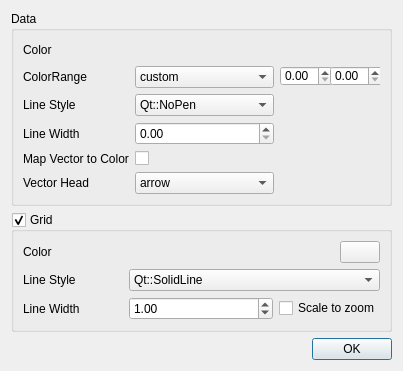
Before: the Qt Designer form ui/statisticsstylecontrol.ui in IENT/YUView, drawn with Qt 5.
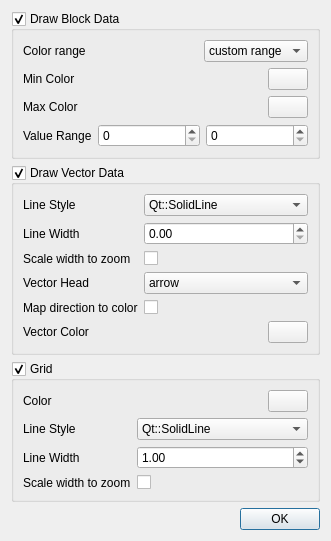
After: the same form once the commit is applied. Custom widgets are drawn as their Qt base class.

Commit message: More internal changes. There is now only one ColorMap type that supports color ranges with two colors and the default color functions (jet ...).

The edit to the form file:
```diff
--- a/ui/statisticsstylecontrol.ui
+++ b/ui/statisticsstylecontrol.ui
@@ -6,8 +6,8 @@
    <rect>
     <x>0</x>
     <y>0</y>
-    <width>380</width>
-    <height>349</height>
+    <width>283</width>
+    <height>507</height>
    </rect>
   </property>
   <property name="sizePolicy">
@@ -27,30 +27,31 @@
   </property>
   <layout class="QVBoxLayout" name="verticalLayout_2">
    <item>
-    <layout class="QVBoxLayout" name="verticalLayout" stretch="1,1">
-     <item>
-      <widget class="QGroupBox" name="groupBoxData">
+    <widget class="QGroupBox" name="groupBoxBlockData">
        <property name="title">
-        <string>Data</string>
-       </property>
-       <layout class="QVBoxLayout" name="verticalLayout_3">
+      <string>Draw Block Data</string>
+     </property>
+     <property name="checkable">
+      <bool>true</bool>
+     </property>
+     <layout class="QGridLayout" name="gridLayout_3">
+      <item row="1" column="1">
+       <layout class="QHBoxLayout" name="horizontalLayout_4" stretch="1,0">
         <item>
-         <layout class="QGridLayout" name="gridLayout" columnstretch="1,0,0,0">
-          <property name="sizeConstraint">
-           <enum>QLayout::SetDefaultConstraint</enum>
-          </property>
-          <item row="4" column="1">
-           <widget class="QCheckBox" name="checkBoxMapColor">
-            <property name="text">
-             <string/>
+         <widget class="showColorWidget" name="widgetDataColor" native="true">
+          <property name="minimumSize">
+           <size>
+            <width>100</width>
+            <height>20</height>
+           </size>
             </property>
            </widget>
           </item>
-          <item row="1" column="1">
+        <item>
            <widget class="QComboBox" name="comboBoxDataColorMap">
             <item>
              <property name="text">
-              <string>custom</string>
+            <string>custom range</string>
              </property>
             </item>
             <item>
@@ -155,73 +156,148 @@
             </item>
            </widget>
           </item>
-          <item row="5" column="0">
-           <widget class="QLabel" name="labelDataVectorHead">
-            <property name="text">
-             <string>Vector Head</string>
-            </property>
-           </widget>
+       </layout>
           </item>
           <item row="1" column="0">
-           <widget class="QLabel" name="labelDataColorRange">
+       <widget class="QLabel" name="labelColorRange">
             <property name="text">
-             <string>ColorRange</string>
+         <string>Color range</string>
             </property>
            </widget>
           </item>
-          <item row="1" column="2">
-           <widget class="showColorWidget" name="widgetDataColorRange" native="true">
-            <property name="minimumSize">
-             <size>
-              <width>100</width>
-              <height>20</height>
-             </size>
-            </property>
-            <widget class="QDoubleSpinBox" name="doubleSpinBoxRangeMin">
-             <property name="geometry">
-              <rect>
-               <x>0</x>
-               <y>0</y>
-               <width>53</width>
-               <height>20</height>
-              </rect>
-             </property>
-            </widget>
-            <widget class="QDoubleSpinBox" name="doubleSpinBoxRangeMax">
-             <property name="geometry">
-              <rect>
-               <x>50</x>
-               <y>0</y>
-               <width>53</width>
-               <height>20</height>
-              </rect>
-             </property>
-            </widget>
-           </widget>
+      <item row="4" column="0">
+       <widget class="QLabel" name="labelValueRange">
+        <property name="text">
+         <string>Value Range</string>
+        </property>
+       </widget>
+      </item>
+      <item row="2" column="0">
+       <widget class="QLabel" name="labelMinColor">
+        <property name="text">
+         <string>Min Color</string>
+        </property>
+       </widget>
+      </item>
+      <item row="4" column="1">
+       <layout class="QHBoxLayout" name="horizontalLayout_2">
+        <item>
+         <widget class="QSpinBox" name="spinBoxRangeMin"/>
+        </item>
+        <item>
+         <widget class="QSpinBox" name="spinBoxRangeMax"/>
+        </item>
+       </layout>
           </item>
           <item row="3" column="0">
-           <widget class="QLabel" name="labelDataLineWidth">
+       <widget class="QLabel" name="labelMaxColor">
             <property name="text">
-             <string>Line Width</string>
+         <string>Max Color</string>
             </property>
            </widget>
           </item>
-          <item row="4" column="0">
-           <widget class="QLabel" name="labelDataMapToColor">
+      <item row="2" column="1">
+       <layout class="QHBoxLayout" name="horizontalLayout_5" stretch="1,0">
+        <item>
+         <widget class="showColorWidget" name="widgetMinColor" native="true"/>
+        </item>
+        <item>
+         <widget class="QPushButton" name="pushButtonEditMinColor">
             <property name="text">
-             <string>Map Vector to Color</string>
+           <string/>
             </property>
            </widget>
           </item>
+       </layout>
+      </item>
+      <item row="3" column="1">
+       <layout class="QHBoxLayout" name="horizontalLayout_6" stretch="1,0">
+        <item>
+         <widget class="showColorWidget" name="widgetMaxColor" native="true"/>
+        </item>
+        <item>
+         <widget class="QPushButton" name="pushButtonEditMaxColor">
+          <property name="text">
+           <string/>
+          </property>
+         </widget>
+        </item>
+       </layout>
+      </item>
+     </layout>
+    </widget>
+   </item>
+   <item>
+    <widget class="QGroupBox" name="groupBoxVector">
+     <property name="title">
+      <string>Draw Vector Data</string>
+     </property>
+     <property name="checkable">
+      <bool>true</bool>
+     </property>
+     <layout class="QGridLayout" name="gridLayout_2">
           <item row="0" column="0">
-           <widget class="QLabel" name="labelDataColor">
+       <widget class="QLabel" name="labelVectorLineStyle">
             <property name="text">
-             <string>Color</string>
+         <string>Line Style</string>
             </property>
            </widget>
           </item>
-          <item row="5" column="1">
-           <widget class="QComboBox" name="comboBoxDataHeadStyle">
+      <item row="1" column="0">
+       <widget class="QLabel" name="labelVectorLineWidth">
+        <property name="text">
+         <string>Line Width</string>
+        </property>
+       </widget>
+      </item>
+      <item row="1" column="1">
+       <widget class="QDoubleSpinBox" name="doubleSpinBoxVectorLineWidth"/>
+      </item>
+      <item row="4" column="0">
+       <widget class="QLabel" name="labelVectorMapToColor">
+        <property name="text">
+         <string>Map direction to color</string>
+        </property>
+       </widget>
+      </item>
+      <item row="0" column="1">
+       <widget class="QComboBox" name="comboBoxVectorLineStyle">
+        <item>
+         <property name="text">
+          <string>Qt::SolidLine</string>
+         </property>
+        </item>
+        <item>
+         <property name="text">
+          <string>Qt::DashLine</string>
+         </property>
+        </item>
+        <item>
+         <property name="text">
+          <string>Qt::DotLine</string>
+         </property>
+        </item>
+        <item>
+         <property name="text">
+          <string>Qt::DashDotLine</string>
+         </property>
+        </item>
+        <item>
+         <property name="text">
+          <string>Qt::DashDotDotLine</string>
+         </property>
+        </item>
+       </widget>
+      </item>
+      <item row="4" column="1">
+       <widget class="QCheckBox" name="checkBoxVectorMapToColor">
+        <property name="text">
+         <string/>
+        </property>
+       </widget>
+      </item>
+      <item row="3" column="1">
+       <widget class="QComboBox" name="comboBoxVectorHeadStyle">
             <item>
              <property name="text">
               <string>arrow</string>
@@ -239,64 +315,47 @@
             </item>
            </widget>
           </item>
+      <item row="3" column="0">
+       <widget class="QLabel" name="labelVectorHead">
+        <property name="text">
+         <string>Vector Head</string>
+        </property>
+       </widget>
+      </item>
+      <item row="5" column="0">
+       <widget class="QLabel" name="labelVectorColor">
+        <property name="text">
+         <string>Vector Color</string>
+        </property>
+       </widget>
+      </item>
+      <item row="5" column="1">
+       <layout class="QHBoxLayout" name="horizontalLayout_3" stretch="1,0">
+        <item>
+         <widget class="showColorWidget" name="colorWidgetVectorColor" native="true"/>
+        </item>
+        <item>
+         <widget class="QPushButton" name="pushButtonEditVectorColor">
+          <property name="text">
+           <string/>
+          </property>
+         </widget>
+        </item>
+       </layout>
+      </item>
           <item row="2" column="0">
-           <widget class="QLabel" name="labelDataLineStyle">
+       <widget class="QLabel" name="labelVectorScaleToZoom">
             <property name="text">
-             <string>Line Style</string>
+         <string>Scale width to zoom</string>
             </property>
            </widget>
           </item>
-          <item row="3" column="1">
-           <widget class="QDoubleSpinBox" name="doubleSpinBoxDataLineStyle"/>
-          </item>
           <item row="2" column="1">
-           <widget class="QComboBox" name="comboBoxDataLineSzyle">
-            <item>
+       <widget class="QCheckBox" name="checkBoxVectorScaleToZoom">
              <property name="text">
-              <string>Qt::NoPen</string>
-             </property>
-            </item>
-            <item>
-             <property name="text">
-              <string>Qt::SolidLine</string>
-             </property>
-            </item>
-            <item>
-             <property name="text">
-              <string>Qt::DashLine</string>
-             </property>
-            </item>
-            <item>
-             <property name="text">
-              <string>Qt::DotLine</string>
-             </property>
-            </item>
-            <item>
-             <property name="text">
-              <string>Qt::DashDotLine</string>
-             </property>
-            </item>
-            <item>
-             <property name="text">
-              <string>Qt::DashDotDotLine</string>
-             </property>
-            </item>
-           </widget>
-          </item>
-          <item row="0" column="1">
-           <widget class="showColorWidget" name="widgetDataColor" native="true">
-            <property name="minimumSize">
-             <size>
-              <width>100</width>
-              <height>20</height>
-             </size>
-            </property>
-           </widget>
-          </item>
-          <item row="1" column="3">
-           <layout class="QHBoxLayout" name="horizontalLayout_2"/>
-          </item>
-         </layout>
+         <string/>
+        </property>
+       </widget>
         </item>
        </layout>
       </widget>
@@ -309,96 +368,9 @@
        <property name="checkable">
         <bool>true</bool>
        </property>
-       <layout class="QVBoxLayout" name="verticalLayout_4">
-        <item>
-         <layout class="QGridLayout" name="gridLayout_2" columnstretch="0,0">
-          <item row="0" column="0">
-           <widget class="QLabel" name="labelGridColor">
-            <property name="minimumSize">
-             <size>
-              <width>100</width>
-              <height>0</height>
-             </size>
-            </property>
-            <property name="text">
-             <string>Color</string>
-            </property>
-           </widget>
-          </item>
-          <item row="1" column="0">
-           <widget class="QLabel" name="labelGridLineStyle">
-            <property name="minimumSize">
-             <size>
-              <width>100</width>
-              <height>0</height>
-             </size>
-            </property>
-            <property name="text">
-             <string>Line Style</string>
-            </property>
-           </widget>
-          </item>
-          <item row="2" column="0">
-           <widget class="QLabel" name="labelGridLineWidth">
-            <property name="text">
-             <string>Line Width</string>
-            </property>
-           </widget>
-          </item>
-          <item row="1" column="1">
-           <widget class="QComboBox" name="comboBoxGridLineStyle">
-            <item>
-             <property name="text">
-              <string>Qt::SolidLine</string>
-             </property>
-            </item>
-            <item>
-             <property name="text">
-              <string>Qt::DashLine</string>
-             </property>
-            </item>
-            <item>
-             <property name="text">
-              <string>Qt::DotLine</string>
-             </property>
-            </item>
-            <item>
-             <property name="text">
-              <string>Qt::DashDotLine</string>
-             </property>
-            </item>
-            <item>
-             <property name="text">
-              <string>Qt::DashDotDotLine</string>
-             </property>
-            </item>
-           </widget>
-          </item>
-          <item row="0" column="1">
-           <layout class="QHBoxLayout" name="horizontalLayout_3" stretch="1,0">
-            <item>
-             <widget class="showColorWidget" name="widgetGridColor" native="true">
-              <property name="minimumSize">
-               <size>
-                <width>100</width>
-                <height>20</height>
-               </size>
-              </property>
-             </widget>
-            </item>
-            <item>
-             <widget class="QPushButton" name="pushButtonEditGridColor">
-              <property name="text">
-               <string/>
-              </property>
-             </widget>
-            </item>
-           </layout>
-          </item>
+     <layout class="QGridLayout" name="gridLayout_4">
           <item row="2" column="1">
-           <layout class="QHBoxLayout" name="horizontalLayout" stretch="1,0">
-            <item>
-             <widget class="QDoubleSpinBox" name="doubleSpinBoxGridLineStyle">
+       <widget class="QDoubleSpinBox" name="doubleSpinBoxGridLineWidth">
               <property name="minimum">
                <double>0.010000000000000</double>
               </property>
@@ -407,21 +379,105 @@
               </property>
              </widget>
             </item>
+      <item row="3" column="0">
+       <widget class="QLabel" name="labelGridScaleToZoom">
+        <property name="text">
+         <string>Scale width to zoom</string>
+        </property>
+       </widget>
+      </item>
+      <item row="1" column="0">
+       <widget class="QLabel" name="labelGridLineStyle">
+        <property name="minimumSize">
+         <size>
+          <width>0</width>
+          <height>0</height>
+         </size>
+        </property>
+        <property name="text">
+         <string>Line Style</string>
+        </property>
+       </widget>
+      </item>
+      <item row="2" column="0">
+       <widget class="QLabel" name="labelGridLineWidth">
+        <property name="text">
+         <string>Line Width</string>
+        </property>
+       </widget>
+      </item>
+      <item row="0" column="1">
+       <layout class="QHBoxLayout" name="horizontalLayout" stretch="1,0">
             <item>
-             <widget class="QCheckBox" name="checkBoxScaleGridToZoom">
+         <widget class="showColorWidget" name="widgetGridColor" native="true">
+          <property name="minimumSize">
+           <size>
+            <width>100</width>
+            <height>20</height>
+           </size>
+          </property>
+         </widget>
+        </item>
+        <item>
+         <widget class="QPushButton" name="pushButtonEditGridColor">
               <property name="text">
-               <string>Scale to zoom</string>
+           <string/>
               </property>
              </widget>
             </item>
            </layout>
           </item>
-         </layout>
-        </item>
-       </layout>
-      </widget>
-     </item>
-    </layout>
+      <item row="0" column="0">
+       <widget class="QLabel" name="labelGridColor">
+        <property name="minimumSize">
+         <size>
+          <width>0</width>
+          <height>0</height>
+         </size>
+        </property>
+        <property name="text">
+         <string>Color</string>
+        </property>
+       </widget>
+      </item>
+      <item row="3" column="1">
+       <widget class="QCheckBox" name="checkBoxGridScaleToZoom">
+        <property name="text">
+         <string/>
+        </property>
+       </widget>
+      </item>
+      <item row="1" column="1">
+       <widget class="QComboBox" name="comboBoxGridLineStyle">
+        <item>
+         <property name="text">
+          <string>Qt::SolidLine</string>
+         </property>
+        </item>
+        <item>
+         <property name="text">
+          <string>Qt::DashLine</string>
+         </property>
+        </item>
+        <item>
+         <property name="text">
+          <string>Qt::DotLine</string>
+         </property>
+        </item>
+        <item>
+         <property name="text">
+          <string>Qt::DashDotLine</string>
+         </property>
+        </item>
+        <item>
+         <property name="text">
+          <string>Qt::DashDotDotLine</string>
+         </property>
+        </item>
+       </widget>
+      </item>
+     </layout>
+    </widget>
    </item>
    <item>
     <widget class="QDialogButtonBox" name="buttonBox">
```
Left out of the diff: 32 changed lines with no effect on the pictures. Lines whose indentation alone changed are shown as unchanged. The commit also changes 7 other files.
